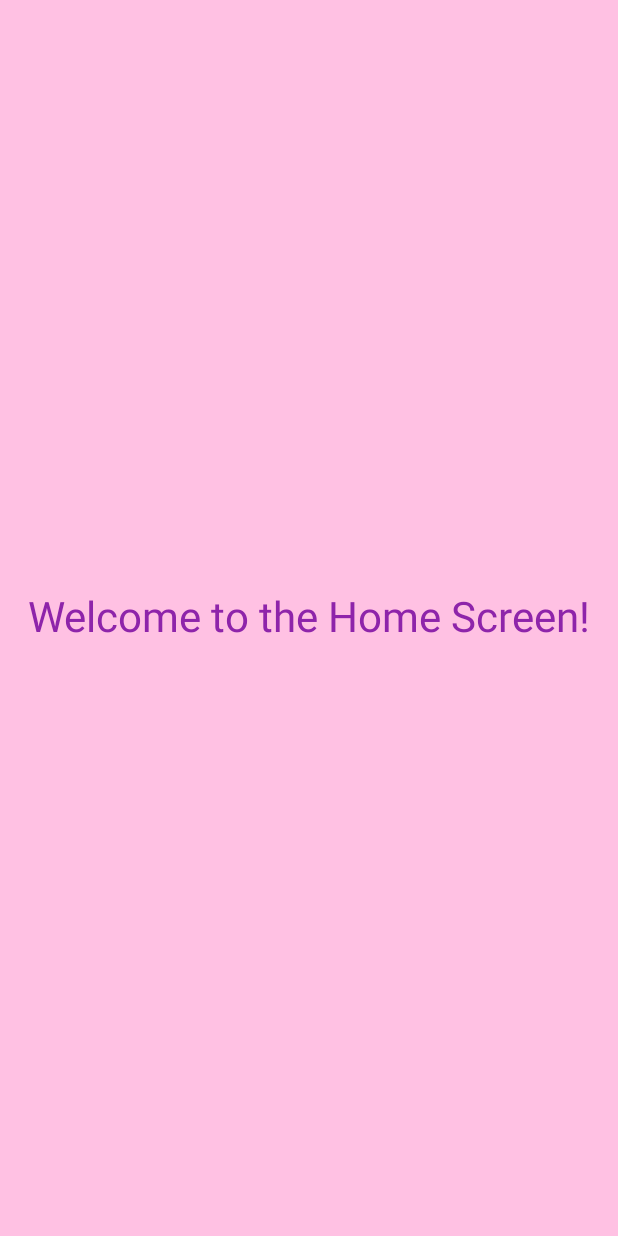
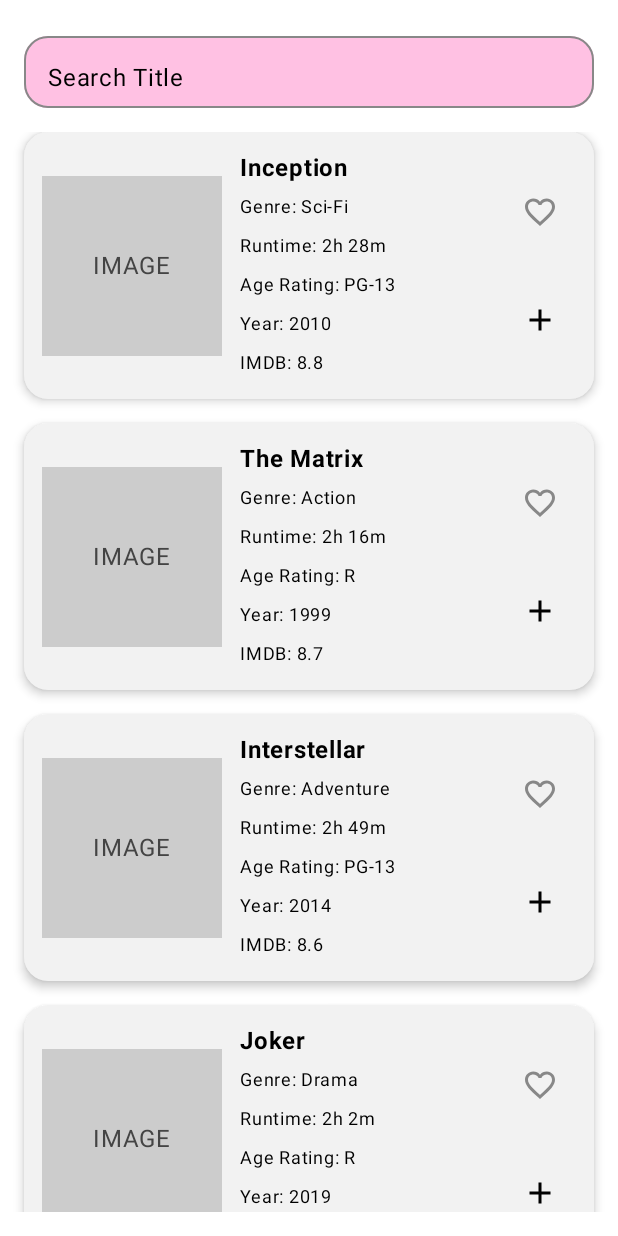
Before and after one commit to akdenizcse/teams-for-mobile-programming-2025-final-project-nuray, an Android app built with Jetpack Compose: the HomeScreen screen opened through its navigation route, on a phone screen of 412 x 824 dp. Run offline under Robolectric (Android 15) with nearby library versions, the phone set to English and light mode, and no system bars; our stand-ins replace Firebase (no records; nobody signed in at launch, a user with empty details on screens opened directly); 1 statement that could not run was skipped.

Commit message:
Simple UI design was made, the user's favorite list and watch list were kept in firebased

```diff
--- a/app/build.gradle.kts
+++ b/app/build.gradle.kts
@@ -54,6 +54,7 @@ dependencies {
     implementation("androidx.navigation:navigation-compose:2.7.7")
     implementation("com.google.firebase:firebase-database-ktx:20.3.0")
     implementation("com.google.firebase:firebase-auth-ktx:22.1.2")
+    implementation("com.google.firebase:firebase-firestore-ktx:24.9.0")
 
     testImplementation(libs.junit)
     androidTestImplementation(libs.androidx.junit)
--- a/app/src/main/java/com/example/watchlist/AuthViewModel.kt
+++ b/app/src/main/java/com/example/watchlist/AuthViewModel.kt
@@ -2,9 +2,11 @@ package com.example.watchlist
 
 import androidx.lifecycle.ViewModel
 import com.google.firebase.auth.FirebaseAuth
+import com.google.firebase.firestore.FirebaseFirestore
 
 class AuthViewModel : ViewModel() {
     private val auth: FirebaseAuth = FirebaseAuth.getInstance()
+    private val firestore: FirebaseFirestore = FirebaseFirestore.getInstance()
 
     fun registerUser(
         email: String,
@@ -27,4 +29,28 @@ class AuthViewModel : ViewModel() {
             .addOnSuccessListener { onSuccess() }
             .addOnFailureListener { e -> onError(e.message ?: "Login failed") }
     }
+
+    fun toggleFavorite(movieId: String, isFavorite: Boolean) {
+        val userId = auth.currentUser?.uid ?: return
+        val userDoc = firestore.collection("users").document(userId)
+        val favoriteDoc = userDoc.collection("favorites").document(movieId)
+
+        if (isFavorite) {
+            favoriteDoc.set(mapOf("movieId" to movieId))
+        } else {
+            favoriteDoc.delete()
+        }
+    }
+
+    fun toggleWatchlist(movieId: String, isInWatchlist: Boolean) {
+        val userId = auth.currentUser?.uid ?: return
+        val userDoc = firestore.collection("users").document(userId)
+        val watchlistDoc = userDoc.collection("watchlist").document(movieId)
+
+        if (isInWatchlist) {
+            watchlistDoc.set(mapOf("movieId" to movieId))
+        } else {
+            watchlistDoc.delete()
+        }
+    }
 }
--- a/app/src/main/java/com/example/watchlist/HomeScreen.kt
+++ b/app/src/main/java/com/example/watchlist/HomeScreen.kt
@@ -2,25 +2,153 @@ package com.example.watchlist
 
 import androidx.compose.foundation.background
 import androidx.compose.foundation.layout.*
-import androidx.compose.material3.MaterialTheme
-import androidx.compose.material3.Text
-import androidx.compose.runtime.Composable
+import androidx.compose.foundation.lazy.LazyColumn
+import androidx.compose.foundation.shape.RoundedCornerShape
+import androidx.compose.material.icons.Icons
+import androidx.compose.material.icons.filled.Add
+import androidx.compose.material.icons.filled.Check
+import androidx.compose.material.icons.filled.Favorite
+import androidx.compose.material.icons.outlined.FavoriteBorder
+import androidx.compose.material3.*
+import androidx.compose.runtime.*
 import androidx.compose.ui.Alignment
 import androidx.compose.ui.Modifier
+import androidx.compose.ui.graphics.Color
+import androidx.compose.ui.text.font.FontWeight
 import androidx.compose.ui.unit.dp
+import androidx.compose.ui.unit.sp
+import androidx.lifecycle.viewmodel.compose.viewModel
+import com.example.watchlist.ui.theme.Purple40
+
+data class Movie(
+    val id: String,
+    val title: String,
+    val genre: String,
+    val runtime: String,
+    val ageRating: String,
+    val releaseYear: Int,
+    val imdbRating: Double,
+    var isFavorite: Boolean = false,
+    var isInWatchlist: Boolean = false
+)
 
 @Composable
-fun HomeScreen() {
-    Box(
+fun HomeScreen(authViewModel: AuthViewModel = viewModel()) {
+    val movies = remember {
+        mutableStateListOf(
+            Movie("1", "Inception", "Sci-Fi", "2h 28m", "PG-13", 2010, 8.8),
+            Movie("2", "The Matrix", "Action", "2h 16m", "R", 1999, 8.7),
+            Movie("3", "Interstellar", "Adventure", "2h 49m", "PG-13", 2014, 8.6),
+            Movie("4", "Joker", "Drama", "2h 2m", "R", 2019, 8.5),
+            Movie("5", "Dune", "Sci-Fi", "2h 35m", "PG-13", 2021, 8.1)
+        )
+    }
+
+    Column(
         modifier = Modifier
             .fillMaxSize()
-            .background(MaterialTheme.colorScheme.background),
-        contentAlignment = Alignment.Center
+            .background(Color.White)
+            .padding(16.dp)
     ) {
-        Text(
-            text = "Welcome to the Home Screen!",
-            style = MaterialTheme.typography.headlineMedium,
-            modifier = Modifier.padding(16.dp)
+        OutlinedTextField(
+            value = "",
+            onValueChange = {},
+            label = { Text("Search Title", color = Color.Black) },
+            modifier = Modifier
+                .fillMaxWidth()
+                .height(56.dp),
+            shape = RoundedCornerShape(16.dp),
+            colors = OutlinedTextFieldDefaults.colors(
+                focusedContainerColor = Color(0xFFFFC1E3),
+                unfocusedContainerColor = Color(0xFFFFC1E3),
+                focusedBorderColor = Color.Black,
+                unfocusedBorderColor = Color.Gray,
+                focusedLabelColor = Color.Black,
+                unfocusedLabelColor = Color.Gray,
+                cursorColor = Color.Black
+            )
         )
+
+        Spacer(modifier = Modifier.height(16.dp))
+
+        LazyColumn(
+            verticalArrangement = Arrangement.spacedBy(16.dp),
+            modifier = Modifier.fillMaxSize()
+        ) {
+            items(movies.size) { index ->
+                MovieCardRow(movie = movies[index], authViewModel = authViewModel)
+            }
+        }
     }
 }
+
+@Composable
+fun MovieCardRow(movie: Movie, authViewModel: AuthViewModel) {
+    var isFavorite by remember { mutableStateOf(movie.isFavorite) }
+    var isInWatchlist by remember { mutableStateOf(movie.isInWatchlist) }
+
+    Card(
+        modifier = Modifier.fillMaxWidth(),
+        shape = RoundedCornerShape(16.dp),
+        colors = CardDefaults.cardColors(containerColor = Color(0xFFF2F2F2)),
+        elevation = CardDefaults.cardElevation(4.dp)
+    ) {
+        Row(
+            modifier = Modifier
+                .fillMaxWidth()
+                .padding(12.dp),
+            verticalAlignment = Alignment.CenterVertically
+        ) {
+            Box(
+                modifier = Modifier
+                    .size(120.dp)
+                    .background(Color.LightGray),
+                contentAlignment = Alignment.Center
+            ) {
+                Text("IMAGE", color = Color.DarkGray)
+            }
+
+            Spacer(modifier = Modifier.width(12.dp))
+
+            Column(
+                modifier = Modifier.weight(1f),
+                verticalArrangement = Arrangement.spacedBy(2.dp)
+            ) {
+                Text(text = movie.title, fontWeight = FontWeight.Bold, fontSize = 16.sp, color = Color.Black)
+                Text("Genre: ${movie.genre}", fontSize = 12.sp, color = Color.Black)
+                Text("Runtime: ${movie.runtime}", fontSize = 12.sp, color = Color.Black)
+                Text("Age Rating: ${movie.ageRating}", fontSize = 12.sp, color = Color.Black)
+                Text("Year: ${movie.releaseYear}", fontSize = 12.sp, color = Color.Black)
+                Text("IMDB: ${movie.imdbRating}", fontSize = 12.sp, color = Color.Black)
+            }
+
+            Column(
+                verticalArrangement = Arrangement.SpaceBetween,
+                horizontalAlignment = Alignment.End,
+                modifier = Modifier.height(120.dp)
+            ) {
+                IconButton(onClick = {
+                    isFavorite = !isFavorite
+                    authViewModel.toggleFavorite(movie.id, isFavorite)
+                }) {
+                    Icon(
+                        imageVector = if (isFavorite) Icons.Filled.Favorite else Icons.Outlined.FavoriteBorder,
+                        contentDescription = "Favorite",
+                        tint = if (isFavorite) Color.Red else Color.Gray
+                    )
+                }
+
+                IconButton(onClick = {
+                    isInWatchlist = !isInWatchlist
+                    authViewModel.toggleWatchlist(movie.id, isInWatchlist)
+                }) {
+                    Icon(
+                        imageVector = if (isInWatchlist) Icons.Filled.Check else Icons.Filled.Add,
+                        contentDescription = "Add to Watchlist",
+                        tint = if (isInWatchlist) Purple40 else Color.Black
+                    )
+                }
+            }
+        }
+    }
+}
```
